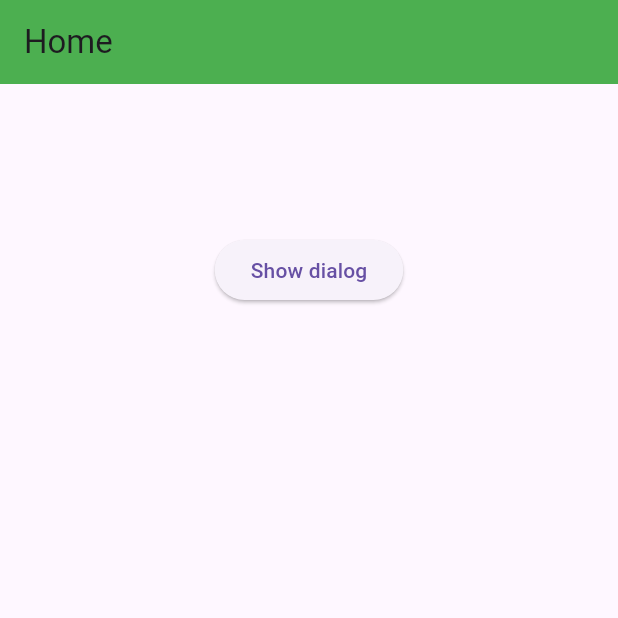
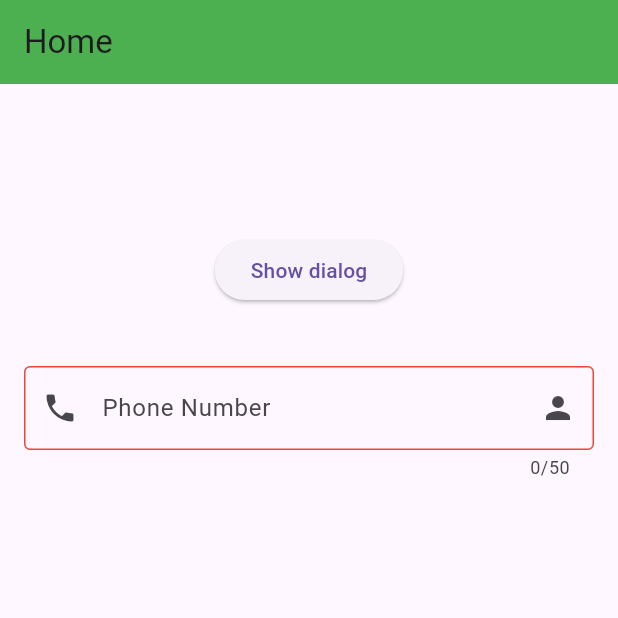
Before and after one commit to Zahirul064/live_class_project, a Flutter app: the screen it shows after launch, on a phone screen of 412 x 824 dp, the top half of it. Run offline on Flutter 3.47's test engine with Material 3 defaults, Android fonts, the phone set to English and light mode, and no system bars.

Commit message:
new updated

```diff
--- a/lib/main.dart
+++ b/lib/main.dart
@@ -38,14 +38,13 @@ class Home extends StatelessWidget {
               onPressed: () {
                 //showAboutDialog(context: context);
                 showModalBottomSheet(
-                  //barrierColor: Colors.tealAccent,
-                  backgroundColor: Colors.amberAccent[50],
+                    //barrierColor: Colors.tealAccent,
+                    backgroundColor: Colors.amberAccent[50],
                     isScrollControlled: true,
                     useSafeArea: true,
                     enableDrag: true,
                     shape: RoundedRectangleBorder(
-                      borderRadius: BorderRadius.circular(20)
-                    ),
+                        borderRadius: BorderRadius.circular(20)),
                     context: context,
                     builder: (ctx) {
                       return Column(
@@ -55,21 +54,26 @@ class Home extends StatelessWidget {
                             child: Row(
                               mainAxisAlignment: MainAxisAlignment.center,
                               children: [
-                                Text('Title', style: TextStyle(
-                                  fontSize: 20,
-                                ),),
+                                Text(
+                                  'Title',
+                                  style: TextStyle(
+                                    fontSize: 20,
+                                  ),
+                                ),
                               ],
                             ),
                           ),
                           Divider(
-                            height:20,
+                            height: 20,
                             thickness: 4,
                           ),
                           Text('sample'),
                           Row(
                             children: [
-                              ElevatedButton(onPressed: (){}, child: Text('Save')),
-                              ElevatedButton(onPressed: (){}, child: Text('Cancel'))
+                              ElevatedButton(
+                                  onPressed: () {}, child: Text('Save')),
+                              ElevatedButton(
+                                  onPressed: () {}, child: Text('Cancel'))
                             ],
                           )
                         ],
@@ -78,6 +82,42 @@ class Home extends StatelessWidget {
               },
               child: Text('Show dialog'),
             ),
+            SizedBox(
+              height: 24,
+            ),
+            Padding(
+              padding: const EdgeInsets.all(16),
+              child: TextField(
+                maxLength: 50,
+                onChanged: (String? value) {
+                  print(value);
+                },
+                controller: TextEditingController(),
+                maxLines: 1,
+                keyboardType: TextInputType.phone,
+                enabled: true,
+                decoration: InputDecoration(
+                  border: OutlineInputBorder(
+                      borderSide: BorderSide(color: Colors.red)),
+                  enabledBorder: OutlineInputBorder(
+                      borderSide: BorderSide(color: Colors.red)),
+                  focusedBorder: OutlineInputBorder(
+                      borderSide: BorderSide(color: Colors.green, width: 2)),
+                  disabledBorder: OutlineInputBorder(
+                    borderSide: BorderSide(color: Colors.grey, width: 4)
+                  ),
+                  hintText: 'Phone',
+                  hintStyle: TextStyle(
+                    fontWeight: FontWeight.w400,
+                    color: Colors.grey.shade400,
+                  ),
+                  labelText: 'Phone Number',
+                  prefixIcon: Icon(Icons.phone),
+                  suffixIcon: Icon(Icons.person),
+                ),
+                //obscureText: true,
+              ),
+            ),
           ],
         ),
       ),
```
